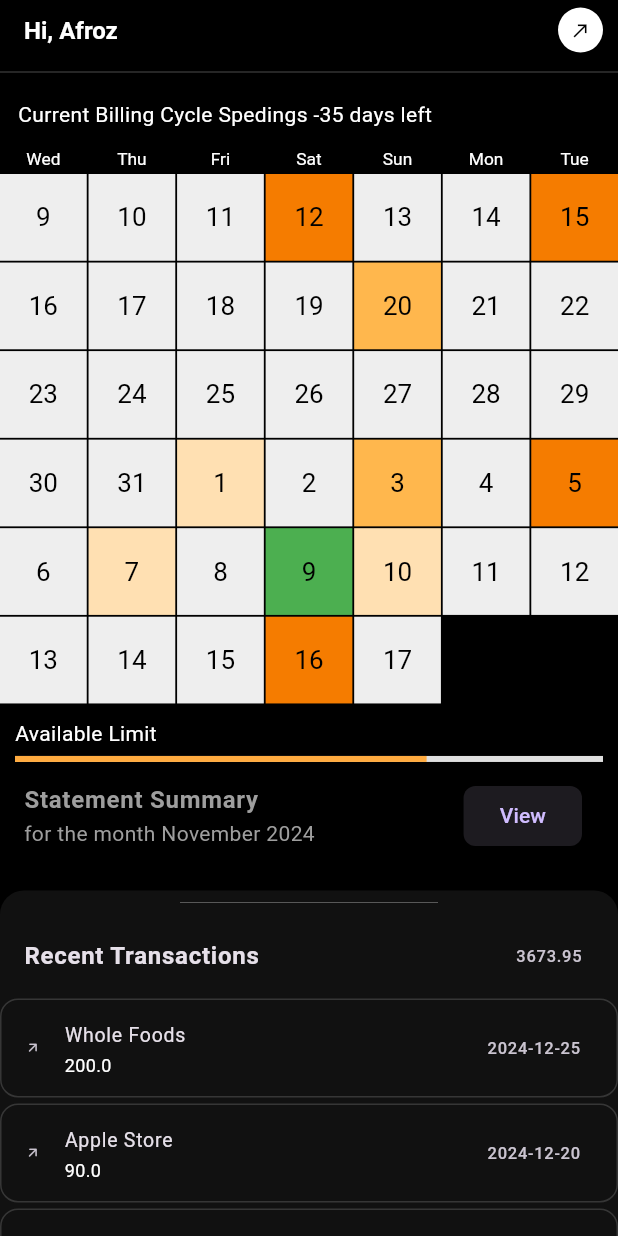
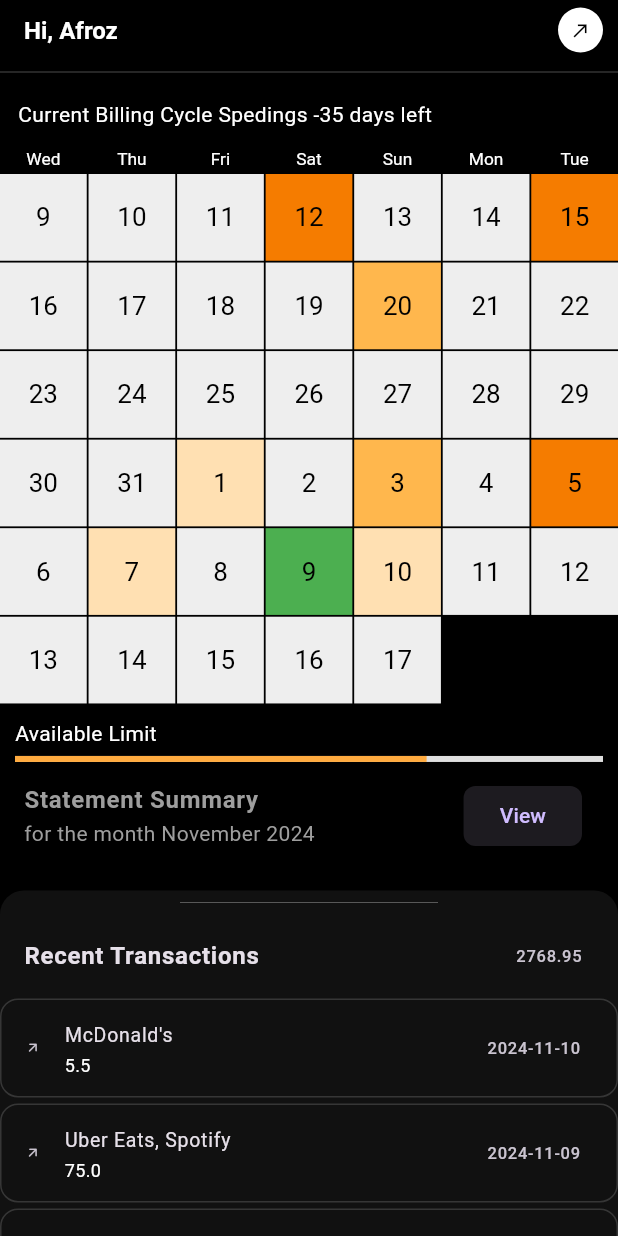
Before and after one commit to Afroz-Shaikh/github_timeline_widget, a Flutter app: the screen it shows after launch, on a phone screen of 412 x 824 dp. Run offline on Flutter 3.47's test engine with Material 3 defaults, Android fonts, the phone set to English and light mode, and no system bars.

```diff
--- a/lib/utils/mocktransactions.dart
+++ b/lib/utils/mocktransactions.dart
@@ -464,105 +464,4 @@ final List<Transaction> mockTransactions = [
       ),
     ],
   ),
-  Transaction(
-    date: '2024-11-16',
-    totalAmount: 250,
-    transactionDetails: [
-      TransactionDetail(
-        merchant: 'Apple Store',
-        amount: 250,
-        category: 'Electronics',
-      ),
-    ],
-  ),
-  Transaction(
-    date: '2024-11-20',
-    totalAmount: 60,
-    transactionDetails: [
-      TransactionDetail(
-        merchant: 'Whole Foods',
-        amount: 60,
-        category: 'Groceries',
-      ),
-    ],
-  ),
-
-  // December 2024
-  Transaction(
-    date: '2024-12-02',
-    totalAmount: 45,
-    transactionDetails: [
-      TransactionDetail(
-        merchant: 'Amazon',
-        amount: 45,
-        category: 'Shopping',
-      ),
-    ],
-  ),
-  Transaction(
-    date: '2024-12-05',
-    totalAmount: 30,
-    transactionDetails: [
-      TransactionDetail(
-        merchant: 'Starbucks',
-        amount: 30,
-        category: 'Dining',
-      ),
-    ],
-  ),
-  Transaction(
-    date: '2024-12-10',
-    totalAmount: 55,
-    transactionDetails: [
-      TransactionDetail(
-        merchant: 'Target',
-        amount: 55,
-        category: 'Shopping',
-      ),
-    ],
-  ),
-  Transaction(
-    date: '2024-12-12',
-    totalAmount: 75,
-    transactionDetails: [
-      TransactionDetail(
-        merchant: 'Best Buy',
-        amount: 75,
-        category: 'Electronics',
-      ),
-    ],
-  ),
-  Transaction(
-    date: '2024-12-15',
-    totalAmount: 100,
-    transactionDetails: [
-      TransactionDetail(
-        merchant: "McDonald's",
-        amount: 100,
-        category: 'Dining',
-      ),
-    ],
-  ),
-  Transaction(
-    date: '2024-12-20',
-    totalAmount: 90,
-    transactionDetails: [
-      TransactionDetail(
-        merchant: 'Apple Store',
-        amount: 90,
-        category: 'Electronics',
-      ),
-    ],
-  ),
-  Transaction(
-    date: '2024-12-25',
-    totalAmount: 200,
-    transactionDetails: [
-      TransactionDetail(
-        merchant: 'Whole Foods',
-        amount: 200,
-        category: 'Groceries',
-      ),
-    ],
-  ),
 ];
```
Also changed, not shown: 1 other file.
